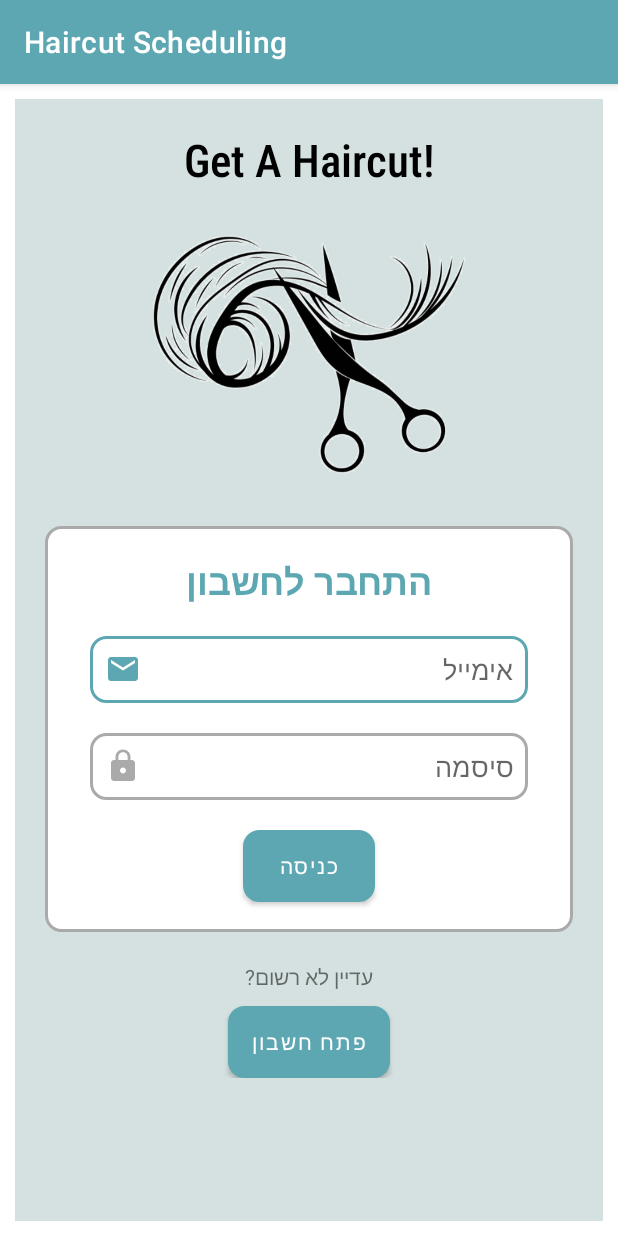
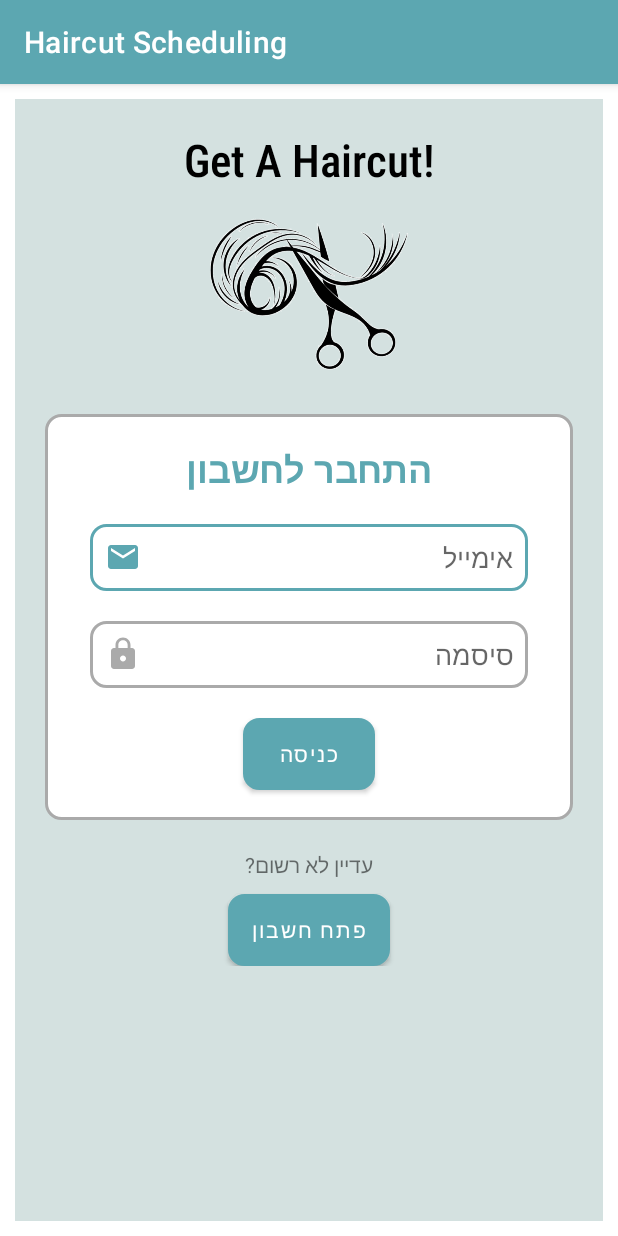
Before and after one commit to GayaGorodecki/HaircutScheduling_AndroidStudio_Java, an Android app: the screen it shows after launch (MainActivity), on a phone screen of 412 x 824 dp. Run offline under Robolectric (Android 15) with nearby library versions, the phone set to English and light mode, and no system bars.

Commit message:
fix fragments design

```diff
--- a/app/src/main/AndroidManifest.xml
+++ b/app/src/main/AndroidManifest.xml
@@ -16,6 +16,7 @@
                 <category android:name="android.intent.category.LAUNCHER" />
             </intent-filter>
         </activity>
+
     </application>
 
 </manifest>
--- a/app/src/main/java/com/example/haircutscheduling/activities/MainActivity.java
+++ b/app/src/main/java/com/example/haircutscheduling/activities/MainActivity.java
@@ -26,8 +26,12 @@ public class MainActivity extends AppCompatActivity {
         setContentView(R.layout.activity_main);
 
         fragmentManager = getSupportFragmentManager();
+        setLoginFragment();
+    }
+
+    public void setLoginFragment()
+    {
         fragmentTransaction = fragmentManager.beginTransaction();
-
         LoginFragment loginFragment = new LoginFragment();
         fragmentTransaction.add(R.id.fragmentcon, loginFragment).commit();
     }
@@ -42,8 +46,13 @@ public class MainActivity extends AppCompatActivity {
 
         // if (TODO:: ... check if user email & password is in database...)
 //        {
-            setMainFragment();
+        setMainFragment();
 //        }
+    }
+
+    public void Register() {
+//        TODO:: register to DB
+        setLoginFragment();
     }
 
     public void setMainFragment() {
--- a/app/src/main/res/layout-land/fragment_login.xml
+++ b/app/src/main/res/layout-land/fragment_login.xml
@@ -12,6 +12,7 @@
         android:layout_width="match_parent"
         android:layout_height="match_parent"
         android:layout_gravity="center"
+        android:layout_margin="10dp"
         android:gravity="center"
         android:orientation="vertical">
 
@@ -19,7 +20,10 @@
             android:layout_width="match_parent"
             android:layout_height="wrap_content"
             android:layout_gravity="center"
-            android:layout_margin="10dp"
+            android:layout_marginStart="10dp"
+            android:layout_marginLeft="10dp"
+            android:layout_marginEnd="10dp"
+            android:layout_marginRight="10dp"
             android:gravity="center|left"
             android:orientation="horizontal">
 
@@ -81,7 +85,6 @@
             android:layout_marginLeft="10dp"
             android:layout_marginEnd="10dp"
             android:layout_marginRight="10dp"
-            android:layout_marginBottom="10dp"
             android:orientation="horizontal">
 
             <LinearLayout
@@ -89,10 +92,6 @@
                 android:layout_height="match_parent"
                 android:layout_marginStart="20dp"
                 android:layout_marginLeft="20dp"
-                android:layout_marginTop="10dp"
-                android:layout_marginEnd="10dp"
-                android:layout_marginRight="10dp"
-                android:layout_marginBottom="10dp"
                 android:layout_weight="0.8"
                 android:background="@drawable/login_text_design"
                 android:gravity="center"
@@ -124,12 +123,10 @@
             <LinearLayout
                 android:layout_width="match_parent"
                 android:layout_height="match_parent"
-                android:layout_marginStart="40dp"
-                android:layout_marginLeft="40dp"
-                android:layout_marginTop="10dp"
+                android:layout_marginStart="20dp"
+                android:layout_marginLeft="20dp"
                 android:layout_marginEnd="20dp"
                 android:layout_marginRight="20dp"
-                android:layout_marginBottom="10dp"
                 android:layout_weight="0.3"
                 android:background="@drawable/login_text_design"
                 android:gravity="center"
--- a/app/src/main/res/layout/fragment_login.xml
+++ b/app/src/main/res/layout/fragment_login.xml
@@ -35,7 +35,7 @@
         <ImageView
             android:id="@+id/imageViewLogoLogin"
             android:layout_width="wrap_content"
-            android:layout_height="204dp"
+            android:layout_height="129dp"
             android:layout_gravity="center"
             android:layout_marginStart="10dp"
             android:layout_marginLeft="10dp"
@@ -123,7 +123,9 @@
         <LinearLayout
             android:layout_width="match_parent"
             android:layout_height="wrap_content"
+            android:layout_gravity="bottom"
             android:layout_margin="10dp"
+            android:gravity="bottom"
             android:orientation="vertical"
             android:padding="10dp">
 
--- a/app/src/main/res/layout/fragment_main.xml
+++ b/app/src/main/res/layout/fragment_main.xml
@@ -80,7 +80,6 @@
                     android:layout_width="match_parent"
                     android:layout_height="match_parent"
                     android:layout_gravity="center"
-                    android:layout_margin="10dp"
                     android:gravity="center"
                     android:orientation="vertical">
 
--- a/app/src/main/res/layout/fragment_signin.xml
+++ b/app/src/main/res/layout/fragment_signin.xml
@@ -128,7 +128,7 @@
 
 
             <Button
-                android:id="@+id/buttonSignup"
+                android:id="@+id/buttonRegister"
                 android:layout_width="wrap_content"
                 android:layout_height="wrap_content"
                 android:layout_gravity="center"
```
Also changed, not shown: app/src/main/java/com/example/haircutscheduling/fragments/SigninFragment.java (+15 -1 lines), app/src/main/res/layout-land/fragment_signin.xml (+12 -6 lines).
